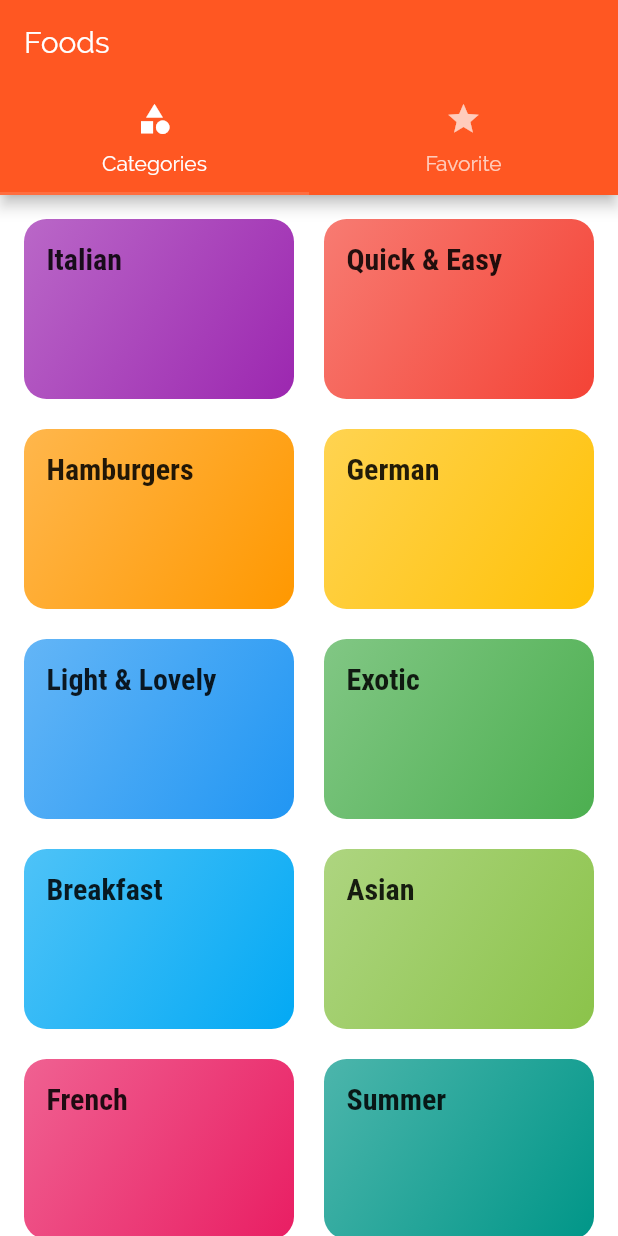
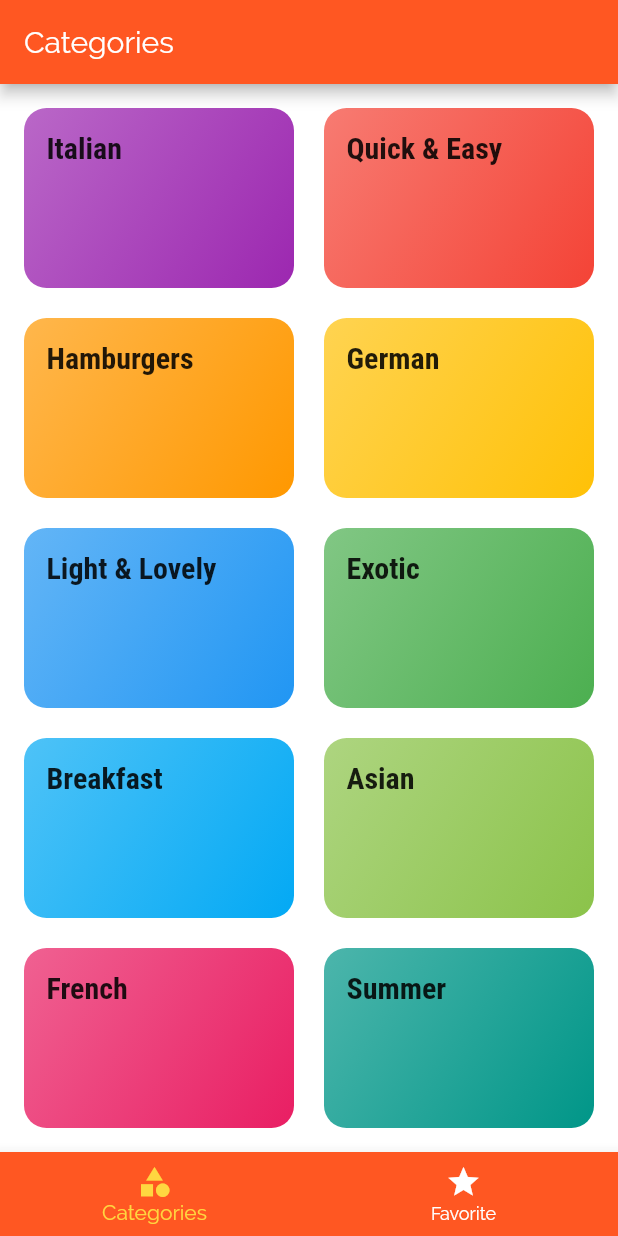
Before and after one commit to henhiro4r/FoodCatalogue, a Flutter app: the screen it shows after launch, on a phone screen of 412 x 824 dp. Run offline on Flutter 3.47's test engine with Material 2 defaults, Android fonts, the phone set to English and light mode, and no system bars.

```diff
--- a/lib/screen/TabScreen.dart
+++ b/lib/screen/TabScreen.dart
@@ -8,28 +8,49 @@ class TabScreen extends StatefulWidget {
 }
 
 class _TabScreenState extends State<TabScreen> {
+  final List<Map<String, Object>> _screens = [
+    {
+      'page': CategoryScreen(),
+      'title': 'Categories',
+    },
+    {
+      'page': FavoriteScreen(),
+      'title': 'Favotite',
+    },
+  ];
+
+  int _selectedIndex = 0;
+
   @override
   Widget build(BuildContext context) {
-    return DefaultTabController(
-      length: 2,
-      initialIndex: 0,
-      child: Scaffold(
-        appBar: AppBar(
-          title: Text('Foods'),
-          bottom: TabBar(
-            tabs: <Widget>[
-              Tab(icon: Icon(Icons.category), text: 'Categories'),
-              Tab(icon: Icon(Icons.star), text: 'Favorite'),
-            ],
+    return Scaffold(
+      appBar: AppBar(
+        title: Text(_screens[_selectedIndex]['title']),
+      ),
+      body: _screens[_selectedIndex]['page'],
+      bottomNavigationBar: BottomNavigationBar(
+        onTap: _selectedScreen,
+        backgroundColor: Theme.of(context).primaryColor,
+        unselectedItemColor: Colors.white,
+        selectedItemColor: Colors.amberAccent,
+        currentIndex: _selectedIndex,
+        items: [
+          BottomNavigationBarItem(
+            icon: Icon(Icons.category),
+            title: Text('Categories'),
           ),
-        ),
-        body: TabBarView(
-          children: <Widget>[
-            CategoryScreen(),
-            FavoriteScreen(),
-          ],
-        ),
+          BottomNavigationBarItem(
+            icon: Icon(Icons.star),
+            title: Text('Favorite'),
+          ),
+        ],
       ),
     );
   }
+
+  void _selectedScreen(int index) {
+    setState(() {
+      _selectedIndex = index;
+    });
+  }
 }
```
